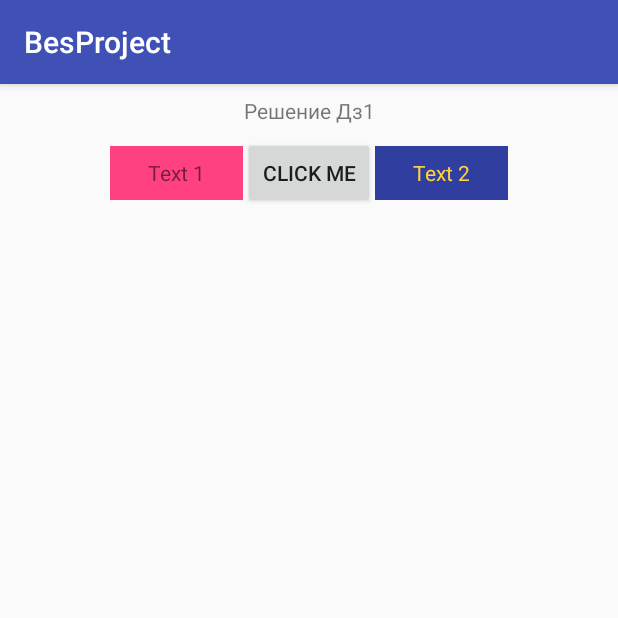
After one commit to EvgenBES/StudyProject, an Android app: the Dz1Activity screen opened directly, with no data from a screen before it, on a phone screen of 412 x 824 dp, the top half of it. The commit adds this screen. Run offline under Robolectric (Android 15) with nearby library versions, the phone set to English and light mode, and no system bars.

Commit message:
Created new activity. It Dz1. Over here created: header / text1, text2 and button / and made their design

```diff
--- a/app/src/main/AndroidManifest.xml
+++ b/app/src/main/AndroidManifest.xml
@@ -16,6 +16,7 @@
                 <category android:name="android.intent.category.LAUNCHER" />
             </intent-filter>
         </activity>
+        <activity android:name=".Dz1Activity"></activity>
     </application>
 
 </manifest>
--- /dev/null
+++ b/app/src/main/java/com/example/fox/besproject/Dz1Activity.java
@@ -0,0 +1,13 @@
+package com.example.fox.besproject;
+
+import android.support.v7.app.AppCompatActivity;
+import android.os.Bundle;
+
+public class Dz1Activity extends AppCompatActivity {
+
+    @Override
+    protected void onCreate(Bundle savedInstanceState) {
+        super.onCreate(savedInstanceState);
+        setContentView(R.layout.dz1_activity);
+    }
+}
--- /dev/null
+++ b/app/src/main/res/layout/dz1_activity.xml
@@ -0,0 +1,75 @@
+<?xml version="1.0" encoding="utf-8"?>
+<android.support.constraint.ConstraintLayout xmlns:android="http://schemas.android.com/apk/res/android"
+    xmlns:app="http://schemas.android.com/apk/res-auto"
+    xmlns:tools="http://schemas.android.com/tools"
+    android:layout_width="match_parent"
+    android:layout_height="match_parent"
+    tools:context=".Dz1Activity">
+
+    <LinearLayout
+        android:id="@+id/linearLayout3"
+        android:layout_width="match_parent"
+        android:layout_height="wrap_content"
+        android:orientation="horizontal">
+
+        <TextView
+            android:id="@+id/textView2"
+            android:layout_width="0dp"
+            android:layout_height="wrap_content"
+            android:layout_marginTop="8dp"
+            android:layout_weight="1"
+            android:gravity="center"
+            android:text="@string/headTextDz1" />
+
+    </LinearLayout>
+
+    <LinearLayout
+        android:layout_width="wrap_content"
+        android:layout_height="wrap_content"
+        android:layout_marginEnd="8dp"
+        android:layout_marginLeft="8dp"
+        android:layout_marginRight="8dp"
+        android:layout_marginStart="8dp"
+        android:layout_marginTop="8dp"
+        android:orientation="horizontal"
+        app:layout_constraintEnd_toEndOf="parent"
+        app:layout_constraintStart_toStartOf="parent"
+        app:layout_constraintTop_toBottomOf="@+id/linearLayout3">
+
+        <TextView
+            android:id="@+id/textView3"
+            android:layout_width="wrap_content"
+            android:layout_height="match_parent"
+            android:gravity="center"
+            android:layout_weight="1"
+            android:background="@color/colorAccent"
+            android:layout_marginTop="6dp"
+            android:layout_marginBottom="6dp"
+            android:paddingLeft="25dp"
+            android:paddingRight="25dp"
+            android:text="@string/text1Dz1" />
+
+
+        <Button
+            android:id="@+id/button"
+            android:layout_width="wrap_content"
+            android:layout_height="wrap_content"
+            android:layout_weight="1"
+            android:text="@string/buttonClickDz1" />
+
+        <TextView
+            android:id="@+id/textView4"
+            android:layout_width="wrap_content"
+            android:layout_height="match_parent"
+            android:gravity="center"
+            android:background="@color/colorPrimaryDark"
+            android:textColor="@color/colorYellou"
+            android:layout_marginTop="6dp"
+            android:layout_marginBottom="6dp"
+            android:paddingLeft="25dp"
+            android:paddingRight="25dp"
+            android:layout_weight="1"
+            android:text="@string/text2Dz1"
+            />
+    </LinearLayout>
+</android.support.constraint.ConstraintLayout>
--- a/app/src/main/res/values/colors.xml
+++ b/app/src/main/res/values/colors.xml
@@ -3,4 +3,5 @@
     <color name="colorPrimary">#3F51B5</color>
     <color name="colorPrimaryDark">#303F9F</color>
     <color name="colorAccent">#FF4081</color>
+    <color name="colorYellou">#ffd240</color>
 </resources>
--- a/app/src/main/res/values/strings.xml
+++ b/app/src/main/res/values/strings.xml
@@ -1,7 +1,19 @@
 <resources>
+    <!-- String MainActivity -->
+
     <string name="app_name">BesProject</string>
     <string name="buttonDz1">Дз1</string>
     <string name="buttonDz2">Дз2</string>
     <string name="buttonDz3">Дз3</string>
     <string name="headText">Мои ДЗ по курсу Android Разработка.</string>
+    <!-- Finish string MainActivity -->
+
+
+    <!-- Sting Dz1_Activity -->
+
+    <string name="headTextDz1">Решение Дз1</string>
+    <string name="text1Dz1">Text 1</string>
+    <string name="text2Dz1">Text 2</string>
+    <string name="buttonClickDz1">Click Me</string>
+    <!-- Finish string Dz1_Activity -->
 </resources>
```
